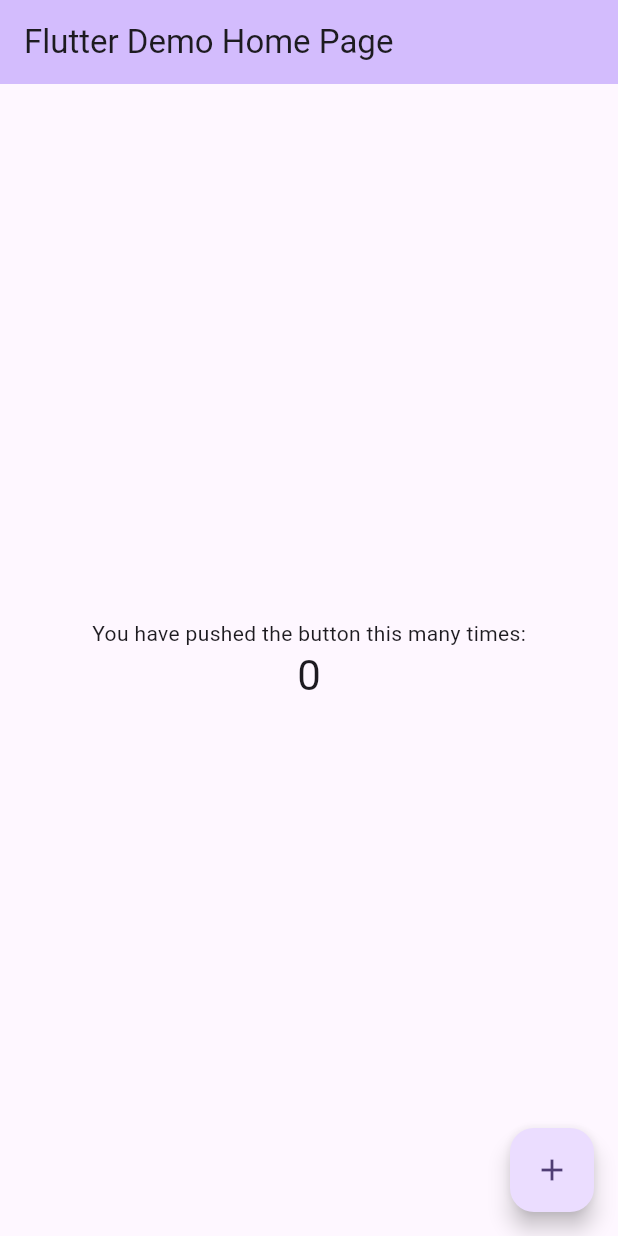
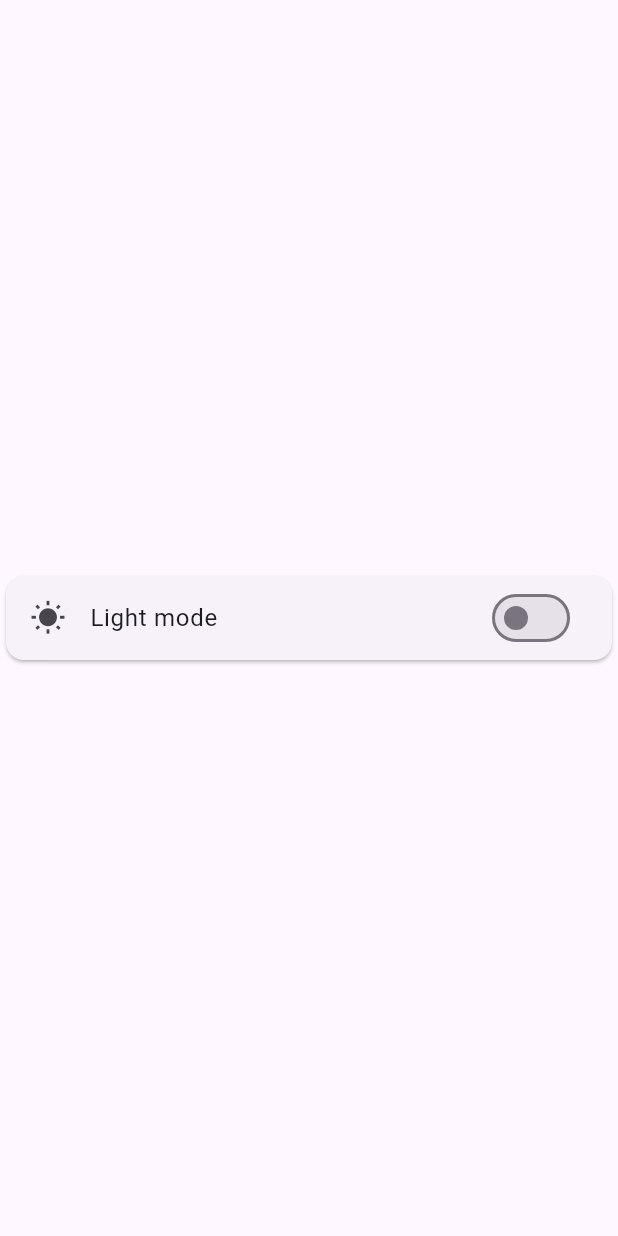
Before and after one commit to MohammedGhazaly/feature_rich_chat_app, a Flutter app: the screen it shows after launch, on a phone screen of 412 x 824 dp. Run offline on Flutter 3.47's test engine with Material 3 defaults, Android fonts, the phone set to English and light mode, and no system bars; our stand-ins replace adaptive_theme, bloc, flutter_bloc, flutter_screenutil, shared_preferences.

Commit message:
Finished toggling between light and dark theme

```diff
--- /dev/null
+++ b/lib/core/shared/cubits/cubit/theme_cubit.dart
@@ -0,0 +1,31 @@
+import 'package:adaptive_theme/adaptive_theme.dart';
+import 'package:bloc/bloc.dart';
+import 'package:feature_rich_chat_app/core/shared/cubits/cubit/theme_state.dart';
+import 'package:feature_rich_chat_app/core/utils/themes/theme_util.dart';
+import 'package:flutter/material.dart';
+import 'package:flutter_bloc/flutter_bloc.dart';
+
+class ThemeCubit extends Cubit<ThemeState> {
+  ThemeCubit() : super(ThemeInitial());
+  ThemeUitl themeUitl = ThemeUitl();
+  bool isDarkTheme = false;
+
+  static ThemeCubit get(context) => BlocProvider.of(context);
+
+  Future<void> getTheme() async {
+    final savedTheme = await AdaptiveTheme.getThemeMode();
+    if (savedTheme == null || savedTheme == AdaptiveThemeMode.light) {
+      isDarkTheme = false;
+    } else {
+      isDarkTheme = true;
+    }
+  }
+
+  Future<void> toggleTheme(BuildContext context) async {
+    if (isDarkTheme) {
+      AdaptiveTheme.of(context).setDark();
+    } else {
+      AdaptiveTheme.of(context).setLight();
+    }
+  }
+}
--- /dev/null
+++ b/lib/core/shared/cubits/cubit/theme_state.dart
@@ -0,0 +1,3 @@
+class ThemeState {}
+
+class ThemeInitial extends ThemeState {}
--- /dev/null
+++ b/lib/core/utils/shared_pref_utils/shared_pref_keys.dart
@@ -0,0 +1 @@
+const themeKey = "light";
--- /dev/null
+++ b/lib/core/utils/themes/theme_util.dart
@@ -0,0 +1,7 @@
+import 'package:flutter/material.dart';
+
+class ThemeUitl {
+  static ThemeData appDarkTheme = ThemeData.dark(useMaterial3: true);
+  static ThemeData appLightTheme = ThemeData.light(useMaterial3: true);
+  bool isDarkTheme = false;
+}
--- /dev/null
+++ b/lib/features/home/presentation/view/home_view.dart
@@ -0,0 +1,49 @@
+import 'package:feature_rich_chat_app/core/shared/cubits/cubit/theme_cubit.dart';
+import 'package:feature_rich_chat_app/core/shared/cubits/cubit/theme_state.dart';
+import 'package:flutter/material.dart';
+import 'package:flutter_bloc/flutter_bloc.dart';
+import 'package:flutter_screenutil/flutter_screenutil.dart';
+
+class HomeView extends StatelessWidget {
+  const HomeView({super.key});
+
+  @override
+  Widget build(BuildContext context) {
+    final themeCubit = ThemeCubit.get(context);
+    return Scaffold(
+      body: Center(
+        child: BlocBuilder<ThemeCubit, ThemeState>(
+          builder: (context, state) {
+            return Card(
+              child: SwitchListTile(
+                secondary: AnimatedSwitcher(
+                  duration: Duration(milliseconds: 350),
+                  transitionBuilder: (child, anim) => RotationTransition(
+                    turns: child.key == ValueKey('icon1')
+                        ? Tween<double>(begin: 1, end: 0.75).animate(anim)
+                        : Tween<double>(begin: 0.75, end: 1).animate(anim),
+                    child: ScaleTransition(scale: anim, child: child),
+                  ),
+                  child: themeCubit.isDarkTheme
+                      ? Icon(Icons.dark_mode, key: const ValueKey('icon1'))
+                      : Icon(
+                          Icons.wb_sunny,
+                          key: const ValueKey('icon2'),
+                        ),
+                ),
+                title: Text(
+                  themeCubit.isDarkTheme ? "Dark mode" : "Light mode",
+                ),
+                value: themeCubit.isDarkTheme,
+                onChanged: (value) {
+                  themeCubit.isDarkTheme = value;
+                  themeCubit.toggleTheme(context);
+                },
+              ),
+            );
+          },
+        ),
+      ),
+    );
+  }
+}
--- a/lib/main.dart
+++ b/lib/main.dart
@@ -1,125 +1,56 @@
+import 'package:adaptive_theme/adaptive_theme.dart';
+import 'package:feature_rich_chat_app/core/shared/cubits/cubit/theme_cubit.dart';
+import 'package:feature_rich_chat_app/core/utils/shared_pref_utils/shared_pref_manager.dart';
+import 'package:feature_rich_chat_app/core/utils/themes/theme_util.dart';
+import 'package:feature_rich_chat_app/features/home/presentation/view/home_view.dart';
 import 'package:flutter/material.dart';
+import 'package:flutter_bloc/flutter_bloc.dart';
+import 'package:flutter_screenutil/flutter_screenutil.dart';
 
-void main() {
-  runApp(const MyApp());
+void main() async {
+  WidgetsFlutterBinding.ensureInitialized();
+  final savedTheme = await AdaptiveTheme.getThemeMode();
+  await PrefsManager.init();
+  runApp(MultiBlocProvider(
+    providers: [
+      BlocProvider<ThemeCubit>(
+        create: (context) => ThemeCubit()
+          ..getTheme()
+          ..toggleTheme(context),
+      ),
+    ],
+    child: MyApp(
+      savedThemeMode: savedTheme,
+    ),
+  ));
 }
 
 class MyApp extends StatelessWidget {
-  const MyApp({super.key});
+  final AdaptiveThemeMode? savedThemeMode;
+  const MyApp({super.key, required this.savedThemeMode});
 
-  // This widget is the root of your application.
   @override
   Widget build(BuildContext context) {
-    return MaterialApp(
-      title: 'Flutter Demo',
-      theme: ThemeData(
-        // This is the theme of your application.
-        //
-        // TRY THIS: Try running your application with "flutter run". You'll see
-        // the application has a purple toolbar. Then, without quitting the app,
-        // try changing the seedColor in the colorScheme below to Colors.green
-        // and then invoke "hot reload" (save your changes or press the "hot
-        // reload" button in a Flutter-supported IDE, or press "r" if you used
-        // the command line to start the app).
-        //
-        // Notice that the counter didn't reset back to zero; the application
-        // state is not lost during the reload. To reset the state, use hot
-        // restart instead.
-        //
-        // This works for code too, not just values: Most code changes can be
-        // tested with just a hot reload.
-        colorScheme: ColorScheme.fromSeed(seedColor: Colors.deepPurple),
-        useMaterial3: true,
-      ),
-      home: const MyHomePage(title: 'Flutter Demo Home Page'),
+    return AdaptiveTheme(
+      initial: savedThemeMode ?? AdaptiveThemeMode.light,
+      light: ThemeUitl.appLightTheme,
+      dark: ThemeUitl.appDarkTheme,
+      builder: (theme, darkTheme) {
+        return ScreenUtilInit(
+          designSize: const Size(360, 690),
+          minTextAdapt: true,
+          splitScreenMode: true,
+          builder: (_, child) {
+            return MaterialApp(
+              title: 'Chat App',
+              darkTheme: darkTheme,
+              theme: theme,
+              home: child,
+            );
+          },
+          child: HomeView(),
+        );
+      },
     );
   }
 }
-
-class MyHomePage extends StatefulWidget {
-  const MyHomePage({super.key, required this.title});
-
-  // This widget is the home page of your application. It is stateful, meaning
-  // that it has a State object (defined below) that contains fields that affect
-  // how it looks.
-
-  // This class is the configuration for the state. It holds the values (in this
-  // case the title) provided by the parent (in this case the App widget) and
-  // used by the build method of the State. Fields in a Widget subclass are
-  // always marked "final".
-
-  final String title;
-
-  @override
-  State<MyHomePage> createState() => _MyHomePageState();
-}
-
-class _MyHomePageState extends State<MyHomePage> {
-  int _counter = 0;
-
-  void _incrementCounter() {
-    setState(() {
-      // This call to setState tells the Flutter framework that something has
-      // changed in this State, which causes it to rerun the build method below
-      // so that the display can reflect the updated values. If we changed
-      // _counter without calling setState(), then the build method would not be
-      // called again, and so nothing would appear to happen.
-      _counter++;
-    });
-  }
-
-  @override
-  Widget build(BuildContext context) {
-    // This method is rerun every time setState is called, for instance as done
-    // by the _incrementCounter method above.
-    //
-    // The Flutter framework has been optimized to make rerunning build methods
-    // fast, so that you can just rebuild anything that needs updating rather
-    // than having to individually change instances of widgets.
-    return Scaffold(
-      appBar: AppBar(
-        // TRY THIS: Try changing the color here to a specific color (to
-        // Colors.amber, perhaps?) and trigger a hot reload to see the AppBar
-        // change color while the other colors stay the same.
-        backgroundColor: Theme.of(context).colorScheme.inversePrimary,
-        // Here we take the value from the MyHomePage object that was created by
-        // the App.build method, and use it to set our appbar title.
-        title: Text(widget.title),
-      ),
-      body: Center(
-        // Center is a layout widget. It takes a single child and positions it
-        // in the middle of the parent.
-        child: Column(
-          // Column is also a layout widget. It takes a list of children and
-          // arranges them vertically. By default, it sizes itself to fit its
-          // children horizontally, and tries to be as tall as its parent.
-          //
-          // Column has various properties to control how it sizes itself and
-          // how it positions its children. Here we use mainAxisAlignment to
-          // center the children vertically; the main axis here is the vertical
-          // axis because Columns are vertical (the cross axis would be
-          // horizontal).
-          //
-          // TRY THIS: Invoke "debug painting" (choose the "Toggle Debug Paint"
-          // action in the IDE, or press "p" in the console), to see the
-          // wireframe for each widget.
-          mainAxisAlignment: MainAxisAlignment.center,
-          children: <Widget>[
-            const Text(
-              'You have pushed the button this many times:',
-            ),
-            Text(
-              '$_counter',
-              style: Theme.of(context).textTheme.headlineMedium,
-            ),
-          ],
-        ),
-      ),
-      floatingActionButton: FloatingActionButton(
-        onPressed: _incrementCounter,
-        tooltip: 'Increment',
-        child: const Icon(Icons.add),
-      ), // This trailing comma makes auto-formatting nicer for build methods.
-    );
-  }
-}
```
Also changed, not shown: lib/core/utils/shared_pref_utils/shared_pref_manager.dart (added, +35 -0 lines), pubspec.yaml (+10 -20 lines), pubspec.lock, 1 other file.
